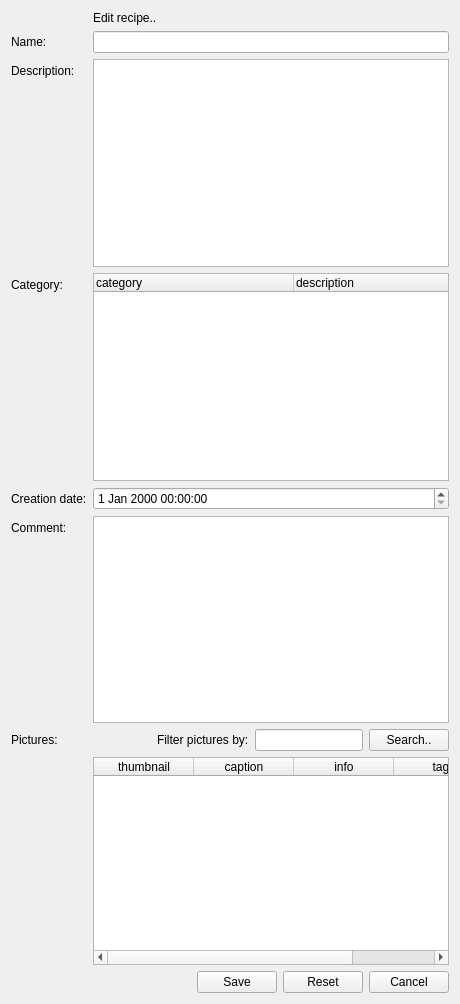
First picture: the form in qt/apps/configurator/forms/recipe_edit.ui, repository Wolframe/qtClient, before the edit.
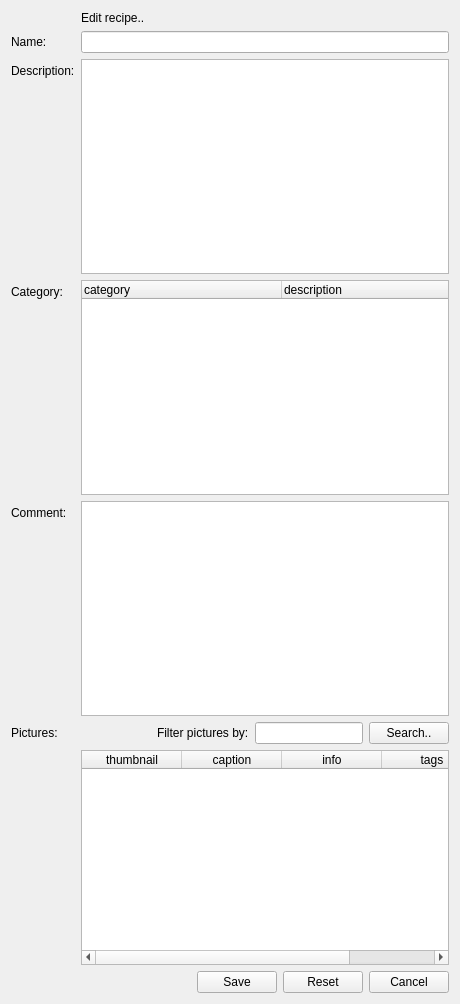
Second picture: the form after the edit.

Commit message: configurator: - creationDate=datetime('now') instead of input field - fixed some categoryNames in configurations and components qtclient: fixed some crashes

```diff
--- a/qt/apps/configurator/forms/recipe_edit.ui
+++ b/qt/apps/configurator/forms/recipe_edit.ui
@@ -115,19 +115,6 @@
     </widget>
    </item>
    <item row="5" column="0">
-    <widget class="QLabel" name="label_mfgCode">
-     <property name="text">
-      <string>Creation date:</string>
-     </property>
-     <property name="buddy">
-      <cstring>creationDate</cstring>
-     </property>
-    </widget>
-   </item>
-   <item row="5" column="1">
-    <widget class="QDateTimeEdit" name="creationDate"/>
-   </item>
-   <item row="6" column="0">
     <widget class="QLabel" name="label_description">
      <property name="text">
       <string>Comment:</string>
@@ -137,7 +124,10 @@
      </property>
     </widget>
    </item>
-   <item row="9" column="0">
+   <item row="5" column="1">
+    <widget class="QPlainTextEdit" name="comment"/>
+   </item>
+   <item row="8" column="0">
     <widget class="QLabel" name="label">
      <property name="text">
       <string>Pictures:</string>
@@ -147,7 +137,7 @@
      </property>
     </widget>
    </item>
-   <item row="9" column="1">
+   <item row="8" column="1">
     <layout class="QHBoxLayout" name="horizontalLayout_2">
      <item>
       <spacer name="horizontalSpacer_3">
@@ -187,7 +177,7 @@
      </item>
     </layout>
    </item>
-   <item row="10" column="1">
+   <item row="9" column="1">
     <widget class="QTableWidget" name="picture">
      <property name="horizontalScrollBarPolicy">
       <enum>Qt::ScrollBarAsNeeded</enum>
@@ -250,7 +240,7 @@
      </column>
     </widget>
    </item>
-   <item row="11" column="1">
+   <item row="10" column="1">
     <layout class="QHBoxLayout" name="horizontalLayout">
      <item>
       <spacer name="horizontalSpacer">
@@ -318,9 +308,6 @@
      </item>
     </layout>
    </item>
-   <item row="6" column="1">
-    <widget class="QPlainTextEdit" name="comment"/>
-   </item>
   </layout>
  </widget>
  <tabstops>
```
Left out of the diff: 1 changed line with no effect on the pictures. The commit also changes 8 other files.
